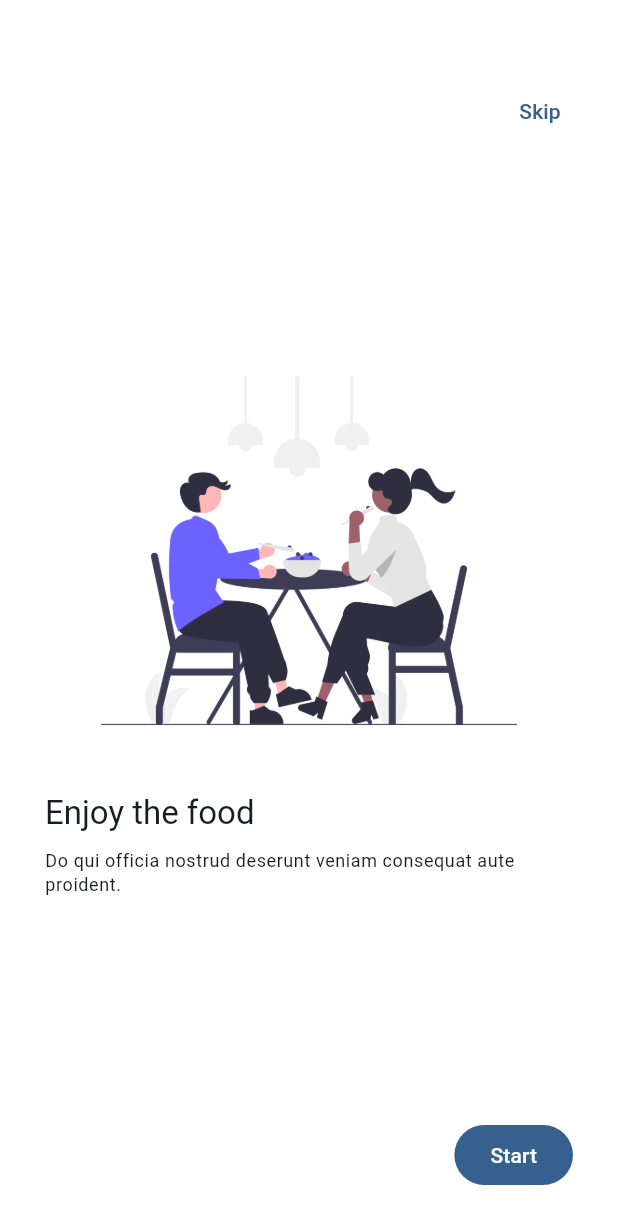
After one commit to raudel25/widget_app, a Flutter app: the TutorialsScreen screen opened by its route, swiped to page 3, on a phone screen of 412 x 824 dp. The commit adds this screen. Shown: the top 1224 px of the screen. Run offline on Flutter 3.47's test engine with Material 3 defaults, Android fonts, the phone set to English and light mode, and no system bars; our stand-ins replace go_router.

Commit message:
tutorial

```diff
--- a/lib/config/menu/menu_items.dart
+++ b/lib/config/menu/menu_items.dart
@@ -43,5 +43,10 @@ const appMenuItems = <MenuItem>[
       title: 'UI controls + Tiles',
       subTitle: 'A series of controllers in flutter',
       route: '/uiControls',
-      icon: Icons.car_rental_outlined)
+      icon: Icons.car_rental_outlined),
+  MenuItem(
+      title: 'Introduction to the application',
+      subTitle: 'Little tutorial',
+      route: '/tutorial',
+      icon: Icons.accessible_rounded)
 ];
--- a/lib/config/router/app_router.dart
+++ b/lib/config/router/app_router.dart
@@ -5,6 +5,7 @@ import 'package:widget_app/presentation/screens/cards/cards_screen.dart';
 import 'package:widget_app/presentation/screens/home/home_screen.dart';
 import 'package:widget_app/presentation/screens/progress_indicators/progress_indicators_screen.dart';
 import 'package:widget_app/presentation/screens/snackbars/snackbars_screen.dart';
+import 'package:widget_app/presentation/screens/tutorial/tutorial_screen.dart';
 import 'package:widget_app/presentation/screens/ui_controls/ui_controls_screens.dart';
 
 final appRouter = GoRouter(
@@ -36,6 +37,10 @@ final appRouter = GoRouter(
     GoRoute(
       path: '/uiControls',
       builder: (context, state) => const UiControlsScreen(),
+    ),
+    GoRoute(
+      path: '/tutorial',
+      builder: (context, state) => const TutorialsScreen(),
     )
   ],
 );
--- /dev/null
+++ b/lib/presentation/screens/tutorial/tutorial_screen.dart
@@ -0,0 +1,128 @@
+import 'package:animate_do/animate_do.dart';
+import 'package:flutter/material.dart';
+import 'package:go_router/go_router.dart';
+
+class TutorialsScreen extends StatefulWidget {
+  const TutorialsScreen({super.key});
+
+  @override
+  State<TutorialsScreen> createState() => _TutorialsScreenState();
+}
+
+class _TutorialsScreenState extends State<TutorialsScreen> {
+  final PageController pageViewController = PageController();
+  bool endReached = false;
+
+  @override
+  void initState() {
+    super.initState();
+    pageViewController.addListener(() {
+      final page = pageViewController.page ?? 0;
+
+      if (!endReached && page >= (slides.length - 1.5)) {
+        setState(() {
+          endReached = true;
+        });
+      }
+    });
+  }
+
+  @override
+  void dispose() {
+    pageViewController.dispose();
+    super.dispose();
+  }
+
+  @override
+  Widget build(BuildContext context) {
+    return Scaffold(
+      backgroundColor: Colors.white,
+      body: Stack(
+        children: [
+          PageView(
+              physics: const BouncingScrollPhysics(),
+              controller: pageViewController,
+              children: [
+                ...slides.map((x) => _Slide(info: x)),
+              ]),
+          Positioned(
+              right: 20,
+              top: 50,
+              child: TextButton(
+                child: const Text('Skip'),
+                onPressed: () => context.pop(),
+              )),
+          endReached
+              ? Positioned(
+                  right: 30,
+                  bottom: 30,
+                  child: FadeInRight(
+                    from: 15,
+                    delay: const Duration(seconds: 1),
+                    child: FilledButton(
+                      child: const Text('Start'),
+                      onPressed: () => context.pop(),
+                    ),
+                  ))
+              : const SizedBox()
+        ],
+      ),
+    );
+  }
+}
+
+final slides = <_SlideInfo>[
+  const _SlideInfo(
+      'Look for food',
+      'Eu in consectetur consectetur et laborum eiusmod.',
+      'assets/images/1.png'),
+  const _SlideInfo(
+      'Fast delivery',
+      'Fugiat ipsum ullamco voluptate sunt est et amet adipisicing excepteur occaecat culpa excepteur ut.',
+      'assets/images/2.png'),
+  const _SlideInfo(
+      'Enjoy the food',
+      'Do qui officia nostrud deserunt veniam consequat aute proident.',
+      'assets/images/3.png')
+];
+
+class _SlideInfo {
+  final String title;
+  final String caption;
+  final String imageUrl;
+
+  const _SlideInfo(this.title, this.caption, this.imageUrl);
+}
+
+class _Slide extends StatelessWidget {
+  const _Slide({required this.info});
+
+  final _SlideInfo info;
+
+  @override
+  Widget build(BuildContext context) {
+    final titleTheme = Theme.of(context).textTheme.titleLarge;
+    final captionTheme = Theme.of(context).textTheme.bodySmall;
+    return Padding(
+      padding: const EdgeInsets.symmetric(horizontal: 30),
+      child: Center(
+          child: Column(
+        mainAxisAlignment: MainAxisAlignment.center,
+        crossAxisAlignment: CrossAxisAlignment.start,
+        children: [
+          Image(image: AssetImage(info.imageUrl)),
+          const SizedBox(height: 20),
+          Text(
+            info.title,
+            style: titleTheme,
+          ),
+          const SizedBox(height: 10),
+          Text(
+            info.caption,
+            style: captionTheme,
+          )
+        ],
+      )),
+    );
+  }
+}
```
Also changed, not shown: pubspec.yaml (+6 -2 lines), assets/images/1.png (added), assets/images/2.png (added), assets/images/3.png (added), assets/images/jar-loading.gif (added), pubspec.lock.
